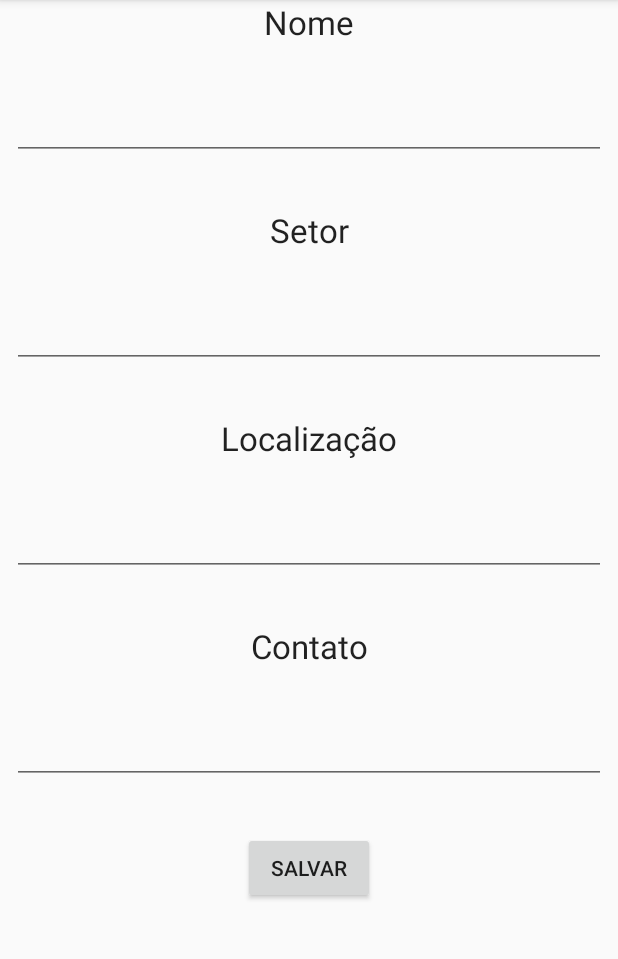
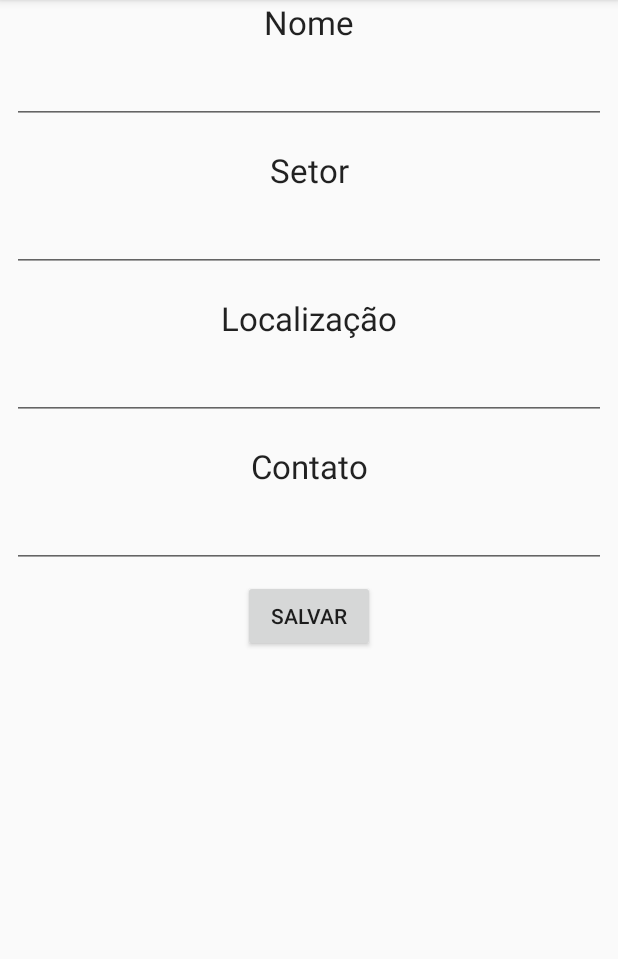
Before and after one commit to wwmm/sostecsaude, an Android app: the fragment EmpresasFragment placed in its activity, on a phone screen of 412 x 824 dp, the part 84-1043 px from its top. Run offline under Robolectric (Android 15) with nearby library versions, the phone set to English and light mode, and no system bars; our stand-ins replace navigation-ui; libraries missing offline, so code that uses them is left out: org.jetbrains.exposed; 1 statement that could not run was skipped.

Commit message:
adicionei scrollview em alguns lugares da interface

```diff
--- a/app/src/main/java/com/wwmm/sostecsaude/ui/relatar_danos/ListFragment.kt
+++ b/app/src/main/java/com/wwmm/sostecsaude/ui/relatar_danos/ListFragment.kt
@@ -44,7 +44,7 @@ class ListFragment : Fragment() {
 
         GlobalScope.launch(Dispatchers.IO) {
             transaction {
-                addLogger(StdOutSqlLogger)
+//                addLogger(StdOutSqlLogger)
 
                 if (!connection.isClosed) {
                     val lines = ArrayList<ResultRow>()
--- a/app/src/main/res/layout/fragment_add.xml
+++ b/app/src/main/res/layout/fragment_add.xml
@@ -6,6 +6,19 @@
     android:layout_width="match_parent"
     android:layout_height="match_parent"
     tools:context=".ui.relatar_danos.AddFragment">
+
+    <ScrollView
+        android:layout_width="match_parent"
+        android:layout_height="match_parent"
+        android:fadeScrollbars="false"
+        app:layout_constraintBottom_toBottomOf="parent"
+        app:layout_constraintEnd_toEndOf="parent"
+        app:layout_constraintStart_toStartOf="parent"
+        app:layout_constraintTop_toTopOf="parent">
+
+        <androidx.constraintlayout.widget.ConstraintLayout
+            android:layout_width="match_parent"
+            android:layout_height="wrap_content">
 
             <TextView
                 android:id="@+id/textView"
@@ -24,7 +37,7 @@
                 android:layout_width="0dp"
                 android:layout_height="wrap_content"
                 android:layout_marginStart="8dp"
-        android:layout_marginTop="16dp"
+                android:layout_marginTop="8dp"
                 android:layout_marginEnd="8dp"
                 android:ems="10"
                 android:inputType="textPersonName"
@@ -71,7 +84,7 @@
                 android:layout_width="0dp"
                 android:layout_height="wrap_content"
                 android:layout_marginStart="8dp"
-        android:layout_marginTop="16dp"
+                android:layout_marginTop="8dp"
                 android:layout_marginEnd="8dp"
                 android:ems="10"
                 android:gravity="start|top"
@@ -109,7 +122,7 @@
                 android:layout_width="0dp"
                 android:layout_height="wrap_content"
                 android:layout_marginStart="8dp"
-        android:layout_marginTop="16dp"
+                android:layout_marginTop="8dp"
                 android:layout_marginEnd="8dp"
                 android:ems="10"
                 android:inputType="textPersonName"
@@ -123,6 +136,7 @@
                 android:layout_width="wrap_content"
                 android:layout_height="wrap_content"
                 app:layout_constraintEnd_toEndOf="parent"
+                app:layout_constraintHorizontal_bias="0.498"
                 app:layout_constraintStart_toStartOf="parent"
                 app:layout_constraintTop_toTopOf="parent" />
 
@@ -143,11 +157,14 @@
                 android:layout_width="0dp"
                 android:layout_height="wrap_content"
                 android:layout_marginStart="8dp"
-        android:layout_marginTop="16dp"
+                android:layout_marginTop="8dp"
                 android:layout_marginEnd="8dp"
                 android:ems="10"
                 android:inputType="textPersonName"
                 app:layout_constraintEnd_toEndOf="parent"
                 app:layout_constraintStart_toStartOf="parent"
                 app:layout_constraintTop_toBottomOf="@+id/textView15" />
+
         </androidx.constraintlayout.widget.ConstraintLayout>
+    </ScrollView>
+</androidx.constraintlayout.widget.ConstraintLayout>
--- a/app/src/main/res/layout/fragment_contato.xml
+++ b/app/src/main/res/layout/fragment_contato.xml
@@ -12,11 +12,11 @@
         android:layout_width="wrap_content"
         android:layout_height="wrap_content"
         android:layout_marginStart="8dp"
-        android:layout_marginTop="32dp"
         android:layout_marginEnd="8dp"
         android:text="@string/title_nome"
         android:textAppearance="@style/TextAppearance.AppCompat.Large"
         app:layout_constraintEnd_toEndOf="parent"
+        app:layout_constraintHorizontal_bias="0.505"
         app:layout_constraintStart_toStartOf="parent"
         app:layout_constraintTop_toTopOf="parent" />
 
@@ -25,7 +25,7 @@
         android:layout_width="0dp"
         android:layout_height="wrap_content"
         android:layout_marginStart="8dp"
-        android:layout_marginTop="32dp"
+        android:layout_marginTop="16dp"
         android:layout_marginEnd="8dp"
         android:ems="10"
         android:inputType="textEmailAddress"
@@ -39,7 +39,7 @@
         android:layout_width="wrap_content"
         android:layout_height="wrap_content"
         android:layout_marginStart="8dp"
-        android:layout_marginTop="32dp"
+        android:layout_marginTop="16dp"
         android:layout_marginEnd="8dp"
         android:text="@string/title_email"
         android:textAppearance="@style/TextAppearance.AppCompat.Large"
@@ -52,7 +52,7 @@
         android:layout_width="0dp"
         android:layout_height="wrap_content"
         android:layout_marginStart="8dp"
-        android:layout_marginTop="32dp"
+        android:layout_marginTop="16dp"
         android:layout_marginEnd="8dp"
         android:ems="10"
         android:inputType="textPersonName"
@@ -65,10 +65,11 @@
         android:layout_width="wrap_content"
         android:layout_height="wrap_content"
         android:layout_marginStart="8dp"
-        android:layout_marginTop="32dp"
+        android:layout_marginTop="16dp"
         android:layout_marginEnd="8dp"
         android:text="@string/title_save"
         app:layout_constraintEnd_toEndOf="parent"
         app:layout_constraintStart_toStartOf="parent"
         app:layout_constraintTop_toBottomOf="@+id/editText_email" />
+
 </androidx.constraintlayout.widget.ConstraintLayout>
--- a/app/src/main/res/layout/fragment_empresas.xml
+++ b/app/src/main/res/layout/fragment_empresas.xml
@@ -7,12 +7,66 @@
     android:layout_height="match_parent"
     tools:context=".ui.empresas.EmpresasFragment">
 
+    <ScrollView
+        android:layout_width="match_parent"
+        android:layout_height="match_parent"
+        android:fadeScrollbars="false"
+        app:layout_constraintBottom_toBottomOf="parent"
+        app:layout_constraintEnd_toEndOf="parent"
+        app:layout_constraintStart_toStartOf="parent"
+        app:layout_constraintTop_toTopOf="parent">
+
+        <androidx.constraintlayout.widget.ConstraintLayout
+            android:layout_width="match_parent"
+            android:layout_height="0dp"
+            app:layout_constraintBottom_toBottomOf="parent"
+            app:layout_constraintEnd_toEndOf="parent"
+            app:layout_constraintStart_toStartOf="parent"
+            app:layout_constraintTop_toTopOf="parent">
+
+            <EditText
+                android:id="@+id/editText_nome"
+                android:layout_width="0dp"
+                android:layout_height="wrap_content"
+                android:layout_marginStart="8dp"
+                android:layout_marginTop="8dp"
+                android:layout_marginEnd="8dp"
+                android:ems="10"
+                android:inputType="textPersonName"
+                app:layout_constraintEnd_toEndOf="parent"
+                app:layout_constraintStart_toStartOf="parent"
+                app:layout_constraintTop_toBottomOf="@+id/textView11" />
+
+            <EditText
+                android:id="@+id/editText_local"
+                android:layout_width="0dp"
+                android:layout_height="wrap_content"
+                android:layout_marginStart="8dp"
+                android:layout_marginTop="8dp"
+                android:layout_marginEnd="8dp"
+                android:ems="10"
+                android:inputType="textPersonName"
+                app:layout_constraintEnd_toEndOf="parent"
+                app:layout_constraintStart_toStartOf="parent"
+                app:layout_constraintTop_toBottomOf="@+id/textView13" />
+
+            <EditText
+                android:id="@+id/editText_contato"
+                android:layout_width="0dp"
+                android:layout_height="wrap_content"
+                android:layout_marginStart="8dp"
+                android:layout_marginTop="8dp"
+                android:layout_marginEnd="8dp"
+                android:ems="10"
+                android:inputType="textPersonName"
+                app:layout_constraintEnd_toEndOf="parent"
+                app:layout_constraintStart_toStartOf="parent"
+                app:layout_constraintTop_toBottomOf="@+id/textView14" />
+
             <TextView
                 android:id="@+id/textView11"
                 android:layout_width="wrap_content"
                 android:layout_height="wrap_content"
-        android:layout_marginStart="8dp"
-        android:layout_marginEnd="8dp"
                 android:text="@string/title_nome"
                 android:textAppearance="@style/TextAppearance.AppCompat.Large"
                 app:layout_constraintEnd_toEndOf="parent"
@@ -20,37 +74,11 @@
                 app:layout_constraintTop_toBottomOf="@+id/progressBar" />
 
             <EditText
-        android:id="@+id/editText_nome"
-        android:layout_width="0dp"
-        android:layout_height="wrap_content"
-        android:layout_marginStart="8dp"
-        android:layout_marginTop="32dp"
-        android:layout_marginEnd="8dp"
-        android:ems="10"
-        android:inputType="textPersonName"
-        app:layout_constraintEnd_toEndOf="parent"
-        app:layout_constraintStart_toStartOf="parent"
-        app:layout_constraintTop_toBottomOf="@+id/textView11" />
-
-    <TextView
-        android:id="@+id/textView12"
-        android:layout_width="wrap_content"
-        android:layout_height="wrap_content"
-        android:layout_marginStart="8dp"
-        android:layout_marginTop="32dp"
-        android:layout_marginEnd="8dp"
-        android:text="@string/title_setor"
-        android:textAppearance="@style/TextAppearance.AppCompat.Large"
-        app:layout_constraintEnd_toEndOf="parent"
-        app:layout_constraintStart_toStartOf="parent"
-        app:layout_constraintTop_toBottomOf="@+id/editText_nome" />
-
-    <EditText
                 android:id="@+id/editText_setor"
                 android:layout_width="0dp"
                 android:layout_height="wrap_content"
                 android:layout_marginStart="8dp"
-        android:layout_marginTop="32dp"
+                android:layout_marginTop="8dp"
                 android:layout_marginEnd="8dp"
                 android:ems="10"
                 android:inputType="textPersonName"
@@ -59,68 +87,26 @@
                 app:layout_constraintTop_toBottomOf="@+id/textView12" />
 
             <TextView
-        android:id="@+id/textView13"
-        android:layout_width="wrap_content"
-        android:layout_height="wrap_content"
-        android:layout_marginStart="8dp"
-        android:layout_marginTop="32dp"
-        android:layout_marginEnd="8dp"
-        android:text="@string/title_local"
-        android:textAppearance="@style/TextAppearance.AppCompat.Large"
-        app:layout_constraintEnd_toEndOf="parent"
-        app:layout_constraintStart_toStartOf="parent"
-        app:layout_constraintTop_toBottomOf="@+id/editText_setor" />
-
-    <EditText
-        android:id="@+id/editText_local"
-        android:layout_width="0dp"
-        android:layout_height="wrap_content"
-        android:layout_marginStart="8dp"
-        android:layout_marginTop="32dp"
-        android:layout_marginEnd="8dp"
-        android:ems="10"
-        android:inputType="textPersonName"
-        app:layout_constraintEnd_toEndOf="parent"
-        app:layout_constraintStart_toStartOf="parent"
-        app:layout_constraintTop_toBottomOf="@+id/textView13" />
-
-    <TextView
                 android:id="@+id/textView14"
                 android:layout_width="wrap_content"
                 android:layout_height="wrap_content"
-        android:layout_marginStart="8dp"
-        android:layout_marginTop="32dp"
-        android:layout_marginEnd="8dp"
+                android:layout_marginTop="16dp"
                 android:text="@string/title_contato"
                 android:textAppearance="@style/TextAppearance.AppCompat.Large"
                 app:layout_constraintEnd_toEndOf="parent"
                 app:layout_constraintStart_toStartOf="parent"
                 app:layout_constraintTop_toBottomOf="@+id/editText_local" />
 
-    <EditText
-        android:id="@+id/editText_contato"
-        android:layout_width="0dp"
+            <TextView
+                android:id="@+id/textView13"
+                android:layout_width="wrap_content"
                 android:layout_height="wrap_content"
-        android:layout_marginStart="8dp"
-        android:layout_marginTop="32dp"
-        android:layout_marginEnd="8dp"
-        android:ems="10"
-        android:inputType="textPersonName"
+                android:layout_marginTop="16dp"
+                android:text="@string/title_local"
+                android:textAppearance="@style/TextAppearance.AppCompat.Large"
                 app:layout_constraintEnd_toEndOf="parent"
                 app:layout_constraintStart_toStartOf="parent"
-        app:layout_constraintTop_toBottomOf="@+id/textView14" />
-
-    <Button
-        android:id="@+id/button_empresa_contato"
-        android:layout_width="wrap_content"
-        android:layout_height="wrap_content"
-        android:layout_marginStart="8dp"
-        android:layout_marginTop="32dp"
-        android:layout_marginEnd="8dp"
-        android:text="@string/title_save"
-        app:layout_constraintEnd_toEndOf="parent"
-        app:layout_constraintStart_toStartOf="parent"
-        app:layout_constraintTop_toBottomOf="@+id/editText_contato" />
+                app:layout_constraintTop_toBottomOf="@+id/editText_setor" />
 
             <ProgressBar
                 android:id="@+id/progressBar"
@@ -130,4 +116,28 @@
                 app:layout_constraintEnd_toEndOf="parent"
                 app:layout_constraintStart_toStartOf="parent"
                 app:layout_constraintTop_toTopOf="parent" />
+
+            <Button
+                android:id="@+id/button_empresa_contato"
+                android:layout_width="wrap_content"
+                android:layout_height="wrap_content"
+                android:layout_marginTop="8dp"
+                android:text="@string/title_save"
+                app:layout_constraintEnd_toEndOf="parent"
+                app:layout_constraintStart_toStartOf="parent"
+                app:layout_constraintTop_toBottomOf="@+id/editText_contato" />
+
+            <TextView
+                android:id="@+id/textView12"
+                android:layout_width="wrap_content"
+                android:layout_height="wrap_content"
+                android:layout_marginTop="16dp"
+                android:text="@string/title_setor"
+                android:textAppearance="@style/TextAppearance.AppCompat.Large"
+                app:layout_constraintEnd_toEndOf="parent"
+                app:layout_constraintStart_toStartOf="parent"
+                app:layout_constraintTop_toBottomOf="@+id/editText_nome" />
         </androidx.constraintlayout.widget.ConstraintLayout>
+
+    </ScrollView>
+</androidx.constraintlayout.widget.ConstraintLayout>
```
Lines whose indentation alone changed are shown as unchanged.
